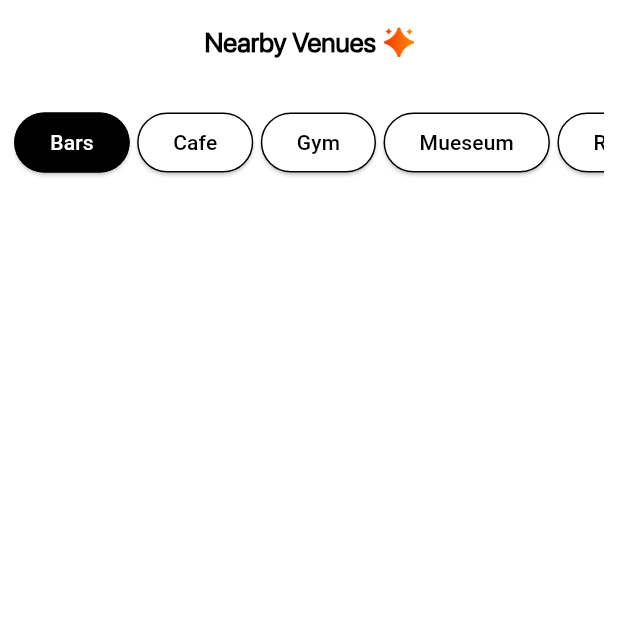
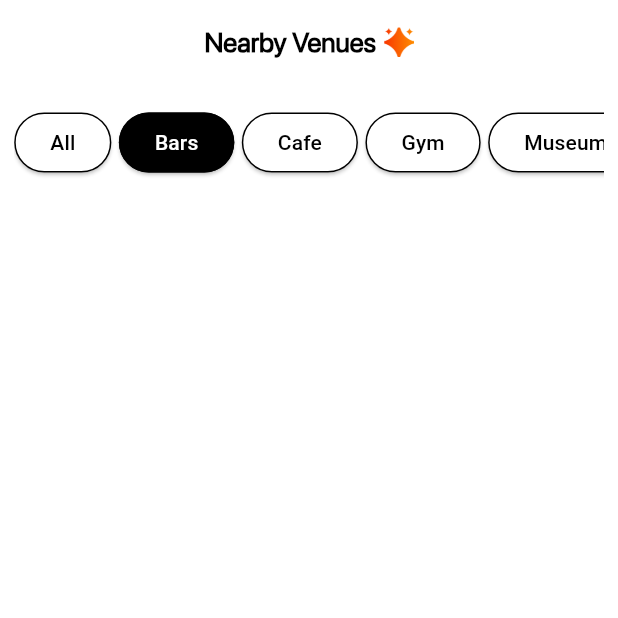
Before and after one commit to abdulmoiz2501/checkin, a Flutter app: the VenueScreen screen opened directly, after a tap on "Bars", on a phone screen of 412 x 824 dp, the top half of it. Run offline on Flutter 3.47's test engine with Material 3 defaults, Android fonts, the phone set to English and light mode, and no system bars; our stand-ins replace cached_network_image, card_swiper, carousel_slider, cloud_firestore, country_code_picker, firebase_auth and 18 more; missing offline and left inert: flutter_stripe, googleapis; accounts and stored records are empty; network calls fail; project files that could hold a hidden picture were left out; key blocks and very long unbroken strings in the code were emptied for the run.

Commit message:
All venues

```diff
--- a/lib/View/HomeScreen.dart
+++ b/lib/View/HomeScreen.dart
@@ -71,6 +71,7 @@ class _HomeScreenState extends State<HomeScreen> {
               scrollDirection: Axis.horizontal,
               child: SelectableButtonGroup(
                 options: [
+                  'All',
                   'Bars',
                   'Cafe',
                   'Gym',
@@ -82,6 +83,11 @@ class _HomeScreenState extends State<HomeScreen> {
                   setState(() {
                     selectedOption = value.toLowerCase();
                     String apiType;
+                    if(selectedOption == 'all')
+                    {
+                      apiType  = 'all';
+                    }
+                    else{
                       switch (selectedOption) {
                         case 'bars':
                           apiType = 'bar';
@@ -102,6 +108,7 @@ class _HomeScreenState extends State<HomeScreen> {
                         default:
                           apiType = 'restaurant';
                           break;
+                      }
                     }
                     venueController.fetchNearbyVenues(apiType);
                   });
--- a/lib/View/VenueHomeEmpty.dart
+++ b/lib/View/VenueHomeEmpty.dart
@@ -3,7 +3,7 @@ import 'package:flutter/material.dart';
 import 'package:get/get.dart';
 import 'package:toggle_switch/toggle_switch.dart';
 
-import '../constants/colors.dart'; // Ensure this file contains the gradientLeft and gradientRight variables
+import '../constants/colors.dart';
 
 class VenueHomeEmpty extends StatelessWidget {
   const VenueHomeEmpty({Key? key}) : super(key: key);
--- a/lib/View/VenuesScreen.dart
+++ b/lib/View/VenuesScreen.dart
@@ -57,10 +57,11 @@ class _VenueScreenState extends State<VenueScreen> {
               scrollDirection: Axis.horizontal,
               child: SelectableButtonGroup(
                 options: [
+                  'All',
                   'Bars',
                   'Cafe',
                   'Gym',
-                  'Mueseum',
+                  'Museum',
                   'Restaurants',
                 ],
                 initialSelected: selectedOption,
@@ -68,6 +69,11 @@ class _VenueScreenState extends State<VenueScreen> {
                   setState(() {
                     selectedOption = value.toLowerCase();
                     String apiType;
+                    if(selectedOption == 'all')
+                      {
+                        apiType  = 'all';
+                      }
+                    else{
                       switch (selectedOption) {
                         case 'bars':
                           apiType = 'bar';
@@ -88,6 +94,7 @@ class _VenueScreenState extends State<VenueScreen> {
                         default:
                           apiType = 'restaurant';
                           break;
+                      }
                     }
                     venueController.fetchNearbyVenues(apiType);
                   });
--- a/lib/controllers/venue_controller.dart
+++ b/lib/controllers/venue_controller.dart
@@ -23,7 +23,21 @@ class VenueController extends GetxController {
       Position position = await _determinePosition();
       print('User location: ${position.latitude}, ${position.longitude}');
       // Fetch nearby venues using the PlacesService
-      var nearbyVenues = await _placesService.getNearbyVenues(position, type);
+
+
+      List<Venue> nearbyVenues = [];
+      if (type == 'all') {
+        // Fetch multiple venue types
+        List<String> types = ['bar', 'cafe', 'gym', 'museum', 'restaurant'];
+        for (var venueType in types) {
+          var venues = await _placesService.getNearbyVenues(position, venueType);
+          nearbyVenues.addAll(venues);
+        }
+      } else {
+        // Fetch nearby venues of a single type
+        nearbyVenues = await _placesService.getNearbyVenues(position, type);
+      }
+     // var nearbyVenues = await _placesService.getNearbyVenues(position, type);
       // Update the venues list with the fetched data
       venues.assignAll(nearbyVenues);
       print('Fetched ${nearbyVenues.length} venues');
--- a/lib/services/places_service.dart
+++ b/lib/services/places_service.dart
@@ -12,10 +12,10 @@ class PlacesService {
 final UserController userController = Get.find();
 
   Future<List<Venue>> getNearbyVenues(Position position, String type) async {
-    String radius = '250'; // 500 meter km radius
+    String radius = '100'; // 500 meter km radius
     await userController.fetchUser(FirebaseAuth.instance.currentUser!.uid);
     if(userController.user.value.subscribed != false ){
-  radius = '500';
+  radius = '250';
     }
     final url = Uri.parse(
       'https://maps.googleapis.com/maps/api/place/nearbysearch/json'
--- a/lib/widgets/map_widget.dart
+++ b/lib/widgets/map_widget.dart
@@ -57,10 +57,10 @@ class _MapWidgetState extends State<MapWidget> {
 
 
   Future<void> _initializeData() async {
-    String radius = '250'; // 500 meter km radius
+    String radius = '100'; // 500 meter km radius
     await userController.fetchUser(FirebaseAuth.instance.currentUser!.uid);
     if(userController.user.value.subscribed != false ){
-      radius = '500';
+      radius = '250';
     }
     await _loadCustomIcons();
     LatLng userLocation = await _getUserLocation();
```
Also changed, not shown: lib/View/Sign_In.dart (+10 -10 lines). Lines whose indentation alone changed are shown as unchanged.
